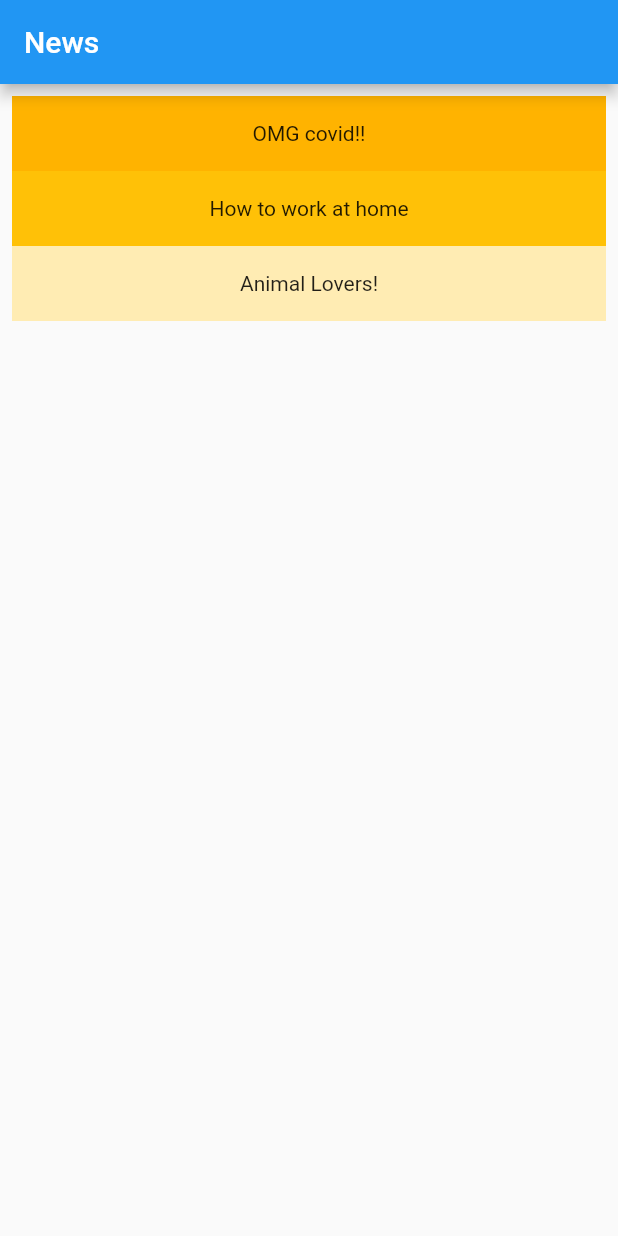
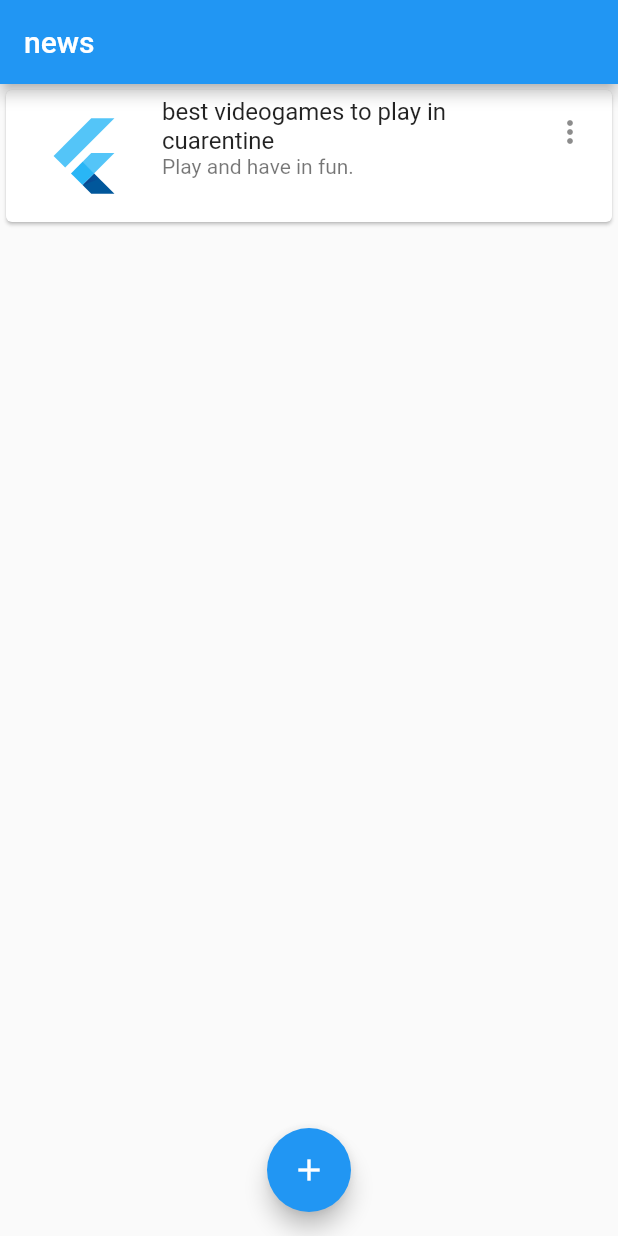
Before and after one commit to Mechas-tech/ejemplo_app, a Flutter app: the screen it shows after launch, on a phone screen of 412 x 824 dp. Run offline on Flutter 3.47's test engine with Material 2 defaults, Android fonts, the phone set to English and light mode, and no system bars.

Commit message:
added floating action button

```diff
--- a/lib/main.dart
+++ b/lib/main.dart
@@ -12,34 +12,22 @@ class MyApp extends StatelessWidget {
         primarySwatch: Colors.blue,
       ),
       home: Scaffold(
-            appBar: AppBar(
-              title: Text('News'),
-            ),
-            body: ListView(
-              padding: const EdgeInsets.all(8),
-              children: <Widget>[
-                Container(
-                  height: 50,
-                  color: Colors.amber[600],
-                  child: const Center(
-                    child: Text('OMG covid!!'),
+        appBar: AppBar(title: Text('news')),
+        body: Card(
+          child: ListTile(
+            leading: FlutterLogo(size: 72.0),
+            title: Text('best videogames to play in cuarentine'),
+            subtitle: Text('Play and have in fun.'),
+            trailing: Icon(Icons.more_vert),
+            isThreeLine: true,
           ),
         ),
-                Container(
-                  height: 50,
-                  color: Colors.amber[500],
-                  child: const Center(
-                    child: Text('How to work at home'),
+        floatingActionButtonLocation: FloatingActionButtonLocation.centerFloat,
+        floatingActionButton: FloatingActionButton(
+          child: Icon(Icons.add),
+          onPressed: (null),
         ),
       ),
-                Container(
-                  height: 50,
-                  color: Colors.amber[100],
-                  child: const Center(
-                    child: Text('Animal Lovers!'),
-                  ),
-                ),
-              ],
-            )));
+    );
   }
 }
--- /dev/null
+++ b/lib/widgets/list_news.dart
@@ -0,0 +1,10 @@
+import 'package:flutter/material.dart';
+
+class NewsList extends StatelessWidget {
+  @override
+  Widget build(BuildContext context) {
+    return Container(
+
+    );
+  }
+}
--- a/pubspec.yaml
+++ b/pubspec.yaml
@@ -41,8 +41,8 @@ flutter:
   uses-material-design: true
 
   # To add assets to your application, add an assets section, like this:
-  # assets:
-  #  - images/a_dot_burr.jpeg
+  assets:
+   - assets/images/controller.png
   #  - images/a_dot_ham.jpeg
 
   # An image asset can refer to one or more resolution-specific "variants", see
```
Also changed, not shown: assets/images/controller.png (added). Lines whose indentation alone changed are shown as unchanged.
